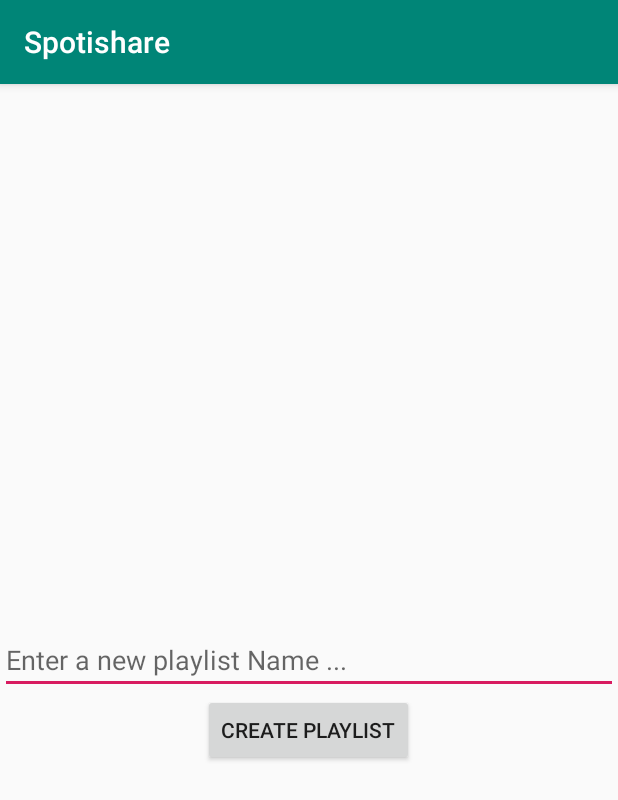
After one commit to EthanYSu/Spotishare, an Android app: the CreatePlaylistActivity screen opened directly, with no data from a screen before it, on a phone screen of 412 x 824 dp. The commit adds this screen. Shown: the top 800 px of the screen. Run offline under Robolectric (Android 15) with nearby library versions, the phone set to English and light mode, and no system bars; our stand-ins replace Firebase (no records; nobody signed in at launch, a user with empty details on screens opened directly).

```diff
--- a/app/src/main/AndroidManifest.xml
+++ b/app/src/main/AndroidManifest.xml
@@ -11,7 +11,8 @@
         android:roundIcon="@mipmap/ic_launcher_round"
         android:supportsRtl="true"
         android:theme="@style/AppTheme">
-        <activity android:name=".PlaylistActivity"></activity>
+        <activity android:name=".CreatePlaylistActivity"></activity>
+        <activity android:name=".PlaylistActivity" />
         <activity android:name=".SongClick" />
         <activity android:name=".BrowseActivity" />
         <activity android:name=".UploadActivity" />
--- /dev/null
+++ b/app/src/main/java/com/example/spotishare/CreatePlaylistActivity.java
@@ -0,0 +1,44 @@
+package com.example.spotishare;
+
+import android.support.v7.app.AppCompatActivity;
+import android.os.Bundle;
+import android.view.View;
+import android.widget.Button;
+import android.widget.EditText;
+import android.widget.Toast;
+
+import com.google.firebase.auth.FirebaseAuth;
+import com.google.firebase.database.DatabaseReference;
+import com.google.firebase.database.FirebaseDatabase;
+
+public class CreatePlaylistActivity extends AppCompatActivity implements View.OnClickListener {
+    private Button createPlaylist;
+    private EditText playlistName;
+    DatabaseReference databaseReference;
+    FirebaseAuth firebaseAuth;
+
+    @Override
+    protected void onCreate(Bundle savedInstanceState) {
+        super.onCreate(savedInstanceState);
+        setContentView(R.layout.activity_create_playlist);
+
+        firebaseAuth = FirebaseAuth.getInstance();
+        databaseReference = FirebaseDatabase.getInstance().getReference("users/");
+        createPlaylist = findViewById(R.id.createPlayList);
+        playlistName = findViewById(R.id.userEnteredPlaylistName);
+
+        createPlaylist.setOnClickListener(this);
+    }
+
+    @Override
+    public void onClick(View v) {
+        if(v == createPlaylist){
+            PlaylistList playlistList = new PlaylistList(playlistName.getText().toString().trim());
+            databaseReference.child(firebaseAuth.getCurrentUser().getUid()).child("Playlist Names")
+                    .child(playlistName.getText().toString().trim()).setValue(playlistList);
+            Toast.makeText(CreatePlaylistActivity.this, "Playlist Created!", Toast.LENGTH_SHORT).show();
+
+            playlistName.setText("");
+        }
+    }
+}
--- a/app/src/main/java/com/example/spotishare/PlaylistAdapter.java
+++ b/app/src/main/java/com/example/spotishare/PlaylistAdapter.java
@@ -4,6 +4,7 @@ import android.app.Activity;
 import android.content.Context;
 import android.support.annotation.NonNull;
 import android.support.annotation.Nullable;
+import android.util.Log;
 import android.view.LayoutInflater;
 import android.view.View;
 import android.view.ViewGroup;
@@ -17,6 +18,7 @@ public class PlaylistAdapter extends ArrayAdapter {
     private Activity context;
     private int resource;
     private ArrayList<PlaylistList> playlistListArrayList;
+    private static final String TAG = "IN PLAYLIST ADAPTER";
 
     public PlaylistAdapter(@NonNull Activity context, int resource, @NonNull ArrayList<PlaylistList> objects) {
         super(context, resource, objects);
@@ -29,6 +31,7 @@ public class PlaylistAdapter extends ArrayAdapter {
     @NonNull
     @Override
     public View getView(int position, @Nullable View convertView, @NonNull ViewGroup parent) {
+        Log.d(TAG, "We in adapter");
         View currentPlayList;
 
         LayoutInflater layoutInflater = context.getLayoutInflater();
--- a/app/src/main/java/com/example/spotishare/PlaylistList.java
+++ b/app/src/main/java/com/example/spotishare/PlaylistList.java
@@ -5,6 +5,8 @@ import android.os.Parcelable;
 
 public class PlaylistList implements Parcelable {
     private String playlistName;
+
+    public PlaylistList(){}
 
     public PlaylistList(String playlistName){
         this.playlistName = playlistName;
--- /dev/null
+++ b/app/src/main/res/layout/activity_create_playlist.xml
@@ -0,0 +1,23 @@
+<?xml version="1.0" encoding="utf-8"?>
+<RelativeLayout xmlns:android="http://schemas.android.com/apk/res/android"
+    xmlns:app="http://schemas.android.com/apk/res-auto"
+    xmlns:tools="http://schemas.android.com/tools"
+    android:layout_width="match_parent"
+    android:layout_height="match_parent"
+    tools:context=".CreatePlaylistActivity">
+
+    <EditText
+        android:id="@+id/userEnteredPlaylistName"
+        android:layout_width="match_parent"
+        android:layout_centerHorizontal="true"
+        android:layout_centerVertical="true"
+        android:layout_height="wrap_content"
+        android:hint="Enter a new playlist Name ..."/>
+    <Button
+        android:id="@+id/createPlayList"
+        android:layout_width="wrap_content"
+        android:layout_height="wrap_content"
+        android:layout_below="@id/userEnteredPlaylistName"
+        android:layout_centerHorizontal="true"
+        android:text="Create Playlist"/>
+</RelativeLayout>
--- a/app/src/main/res/layout/activity_playlist.xml
+++ b/app/src/main/res/layout/activity_playlist.xml
@@ -5,11 +5,7 @@
     android:layout_height="match_parent"
     android:orientation="vertical"
     tools:context=".PlaylistActivity">
-    <EditText
-        android:id="@+id/userEnteredPlaylistName"
-        android:layout_width="match_parent"
-        android:layout_height="wrap_content"
-        android:hint="Enter a new playlist Name ..."/>
+
     <Button
         android:id="@+id/createPlaylistButton"
         android:layout_width="wrap_content"
```
Also changed, not shown: app/src/main/java/com/example/spotishare/PlaylistActivity.java (+63 -18 lines).
